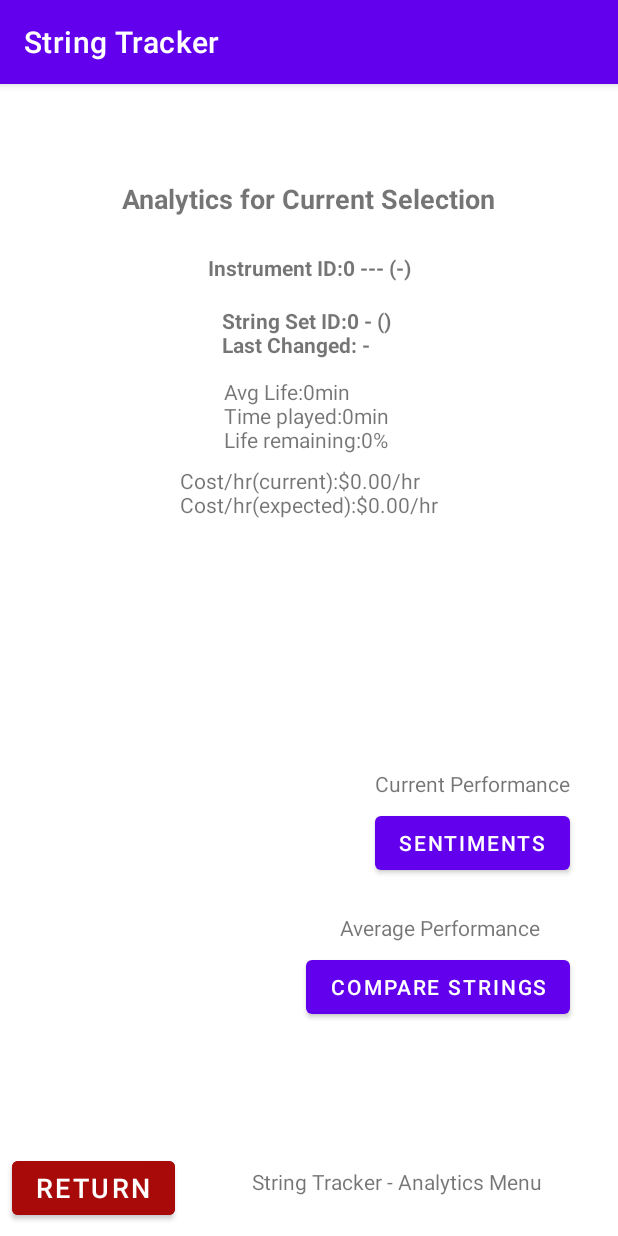
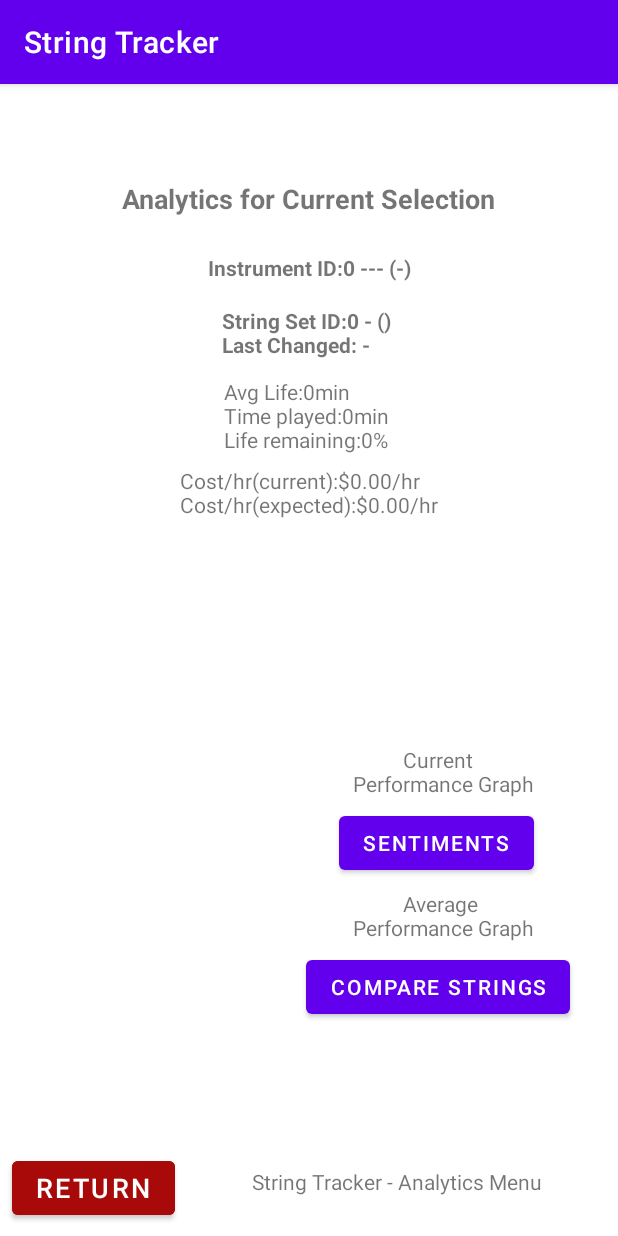
Before and after one commit to ShantingLiu/StringTracker, an Android app: the Analytics screen opened directly, with no data from a screen before it, on a phone screen of 412 x 824 dp. Run offline under Robolectric (Android 15) with nearby library versions, the phone set to English and light mode, and no system bars.

Commit message:
Tweaked Analytics screen layout

```diff
--- a/app/src/main/res/layout/activity_analytics.xml
+++ b/app/src/main/res/layout/activity_analytics.xml
@@ -22,9 +22,9 @@
         android:id="@+id/textView5"
         android:layout_width="wrap_content"
         android:layout_height="wrap_content"
-        android:layout_marginEnd="52dp"
+        android:layout_marginEnd="56dp"
         android:layout_marginBottom="6dp"
-        android:text="Average Performance"
+        android:text="          Average \nPerformance Graph"
         app:layout_constraintBottom_toTopOf="@+id/buttonCompStr"
         app:layout_constraintEnd_toEndOf="parent"
         app:layout_constraintRight_toRightOf="parent" />
@@ -33,9 +33,9 @@
         android:id="@+id/textView6"
         android:layout_width="wrap_content"
         android:layout_height="wrap_content"
-        android:layout_marginEnd="32dp"
+        android:layout_marginEnd="56dp"
         android:layout_marginBottom="6dp"
-        android:text="Current Performance"
+        android:text="          Current \nPerformance Graph"
         app:layout_constraintBottom_toTopOf="@+id/buttonCurrSent"
         app:layout_constraintEnd_toEndOf="parent"
         app:layout_constraintRight_toRightOf="parent" />
@@ -56,7 +56,7 @@
         android:id="@+id/buttonCurrSent"
         android:layout_width="wrap_content"
         android:layout_height="wrap_content"
-        android:layout_marginEnd="32dp"
+        android:layout_marginEnd="56dp"
         android:layout_marginBottom="48dp"
         android:text="Sentiments"
         app:layout_constraintBottom_toTopOf="@+id/buttonCompStr"
```
